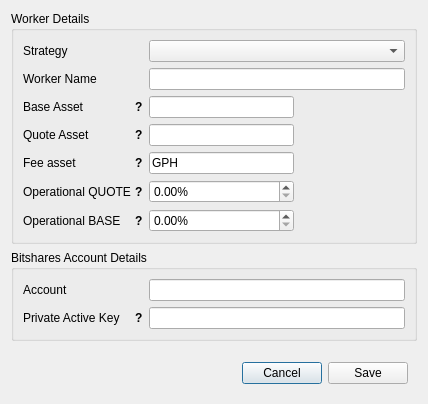
This is dexbot/views/ui/create_worker_window.ui in peerplays-network/DEXBot as Qt 5 draws it before an edit. The edited form follows.
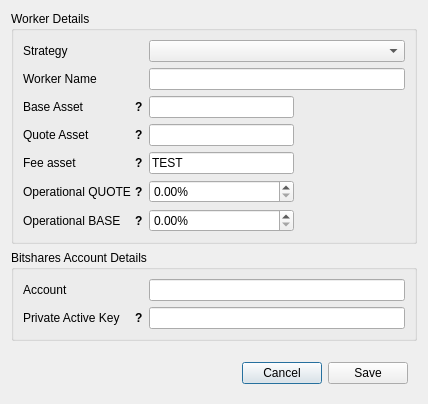
This is the edited form.

The edit to the form file:
```diff
--- a/dexbot/views/ui/create_worker_window.ui
+++ b/dexbot/views/ui/create_worker_window.ui
@@ -608,7 +608,7 @@
          </size>
         </property>
         <property name="text">
-         <string>GPH</string>
+         <string>TEST</string>
         </property>
        </widget>
       </item>
```
